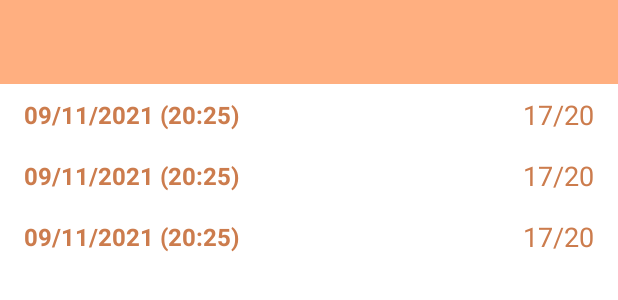
After one commit to mayada1994/MyDictionary, an Android app: the layout fragment_statistics.xml on its own in the app's theme, with its tools: preview values and no code run, on a phone screen of 412 x 824 dp. The commit adds this screen. Shown: the top 300 px of the screen. Run offline under Robolectric (Android 15) with nearby library versions, the light colour scheme and no system bars.

Commit message:
Add StatisticsFragment

```diff
--- a/mvc/src/main/java/com/mayada1994/mydictionary/fragments/MainFragment.kt
+++ b/mvc/src/main/java/com/mayada1994/mydictionary/fragments/MainFragment.kt
@@ -60,7 +60,7 @@ class MainFragment : Fragment() {
                     R.id.statistics_menu_item -> {
                         selectedMenuItemId = 3
                         clearFragments()
-//                        setFragmentWithoutAddingToBackStack(StatisticsFragment())
+                        setFragmentWithoutAddingToBackStack(StatisticsFragment())
                     }
                     else -> Timber.e("Unknown menu item")
                 }
--- /dev/null
+++ b/mvc/src/main/res/layout/fragment_statistics.xml
@@ -0,0 +1,42 @@
+<?xml version="1.0" encoding="utf-8"?>
+<androidx.constraintlayout.widget.ConstraintLayout xmlns:android="http://schemas.android.com/apk/res/android"
+    xmlns:tools="http://schemas.android.com/tools"
+    android:layout_width="match_parent"
+    android:layout_height="match_parent"
+    xmlns:app="http://schemas.android.com/apk/res-auto"
+    tools:context=".fragments.StatisticsFragment">
+
+    <include
+        android:id="@+id/toolbar"
+        layout="@layout/layout_toolbar"
+        app:layout_constraintEnd_toEndOf="parent"
+        app:layout_constraintStart_toStartOf="parent"
+        app:layout_constraintTop_toTopOf="parent" />
+
+    <androidx.recyclerview.widget.RecyclerView
+        android:id="@+id/statsRecyclerView"
+        android:layout_width="0dp"
+        android:layout_height="0dp"
+        app:layoutManager="androidx.recyclerview.widget.LinearLayoutManager"
+        app:layout_constraintBottom_toBottomOf="parent"
+        app:layout_constraintEnd_toEndOf="parent"
+        app:layout_constraintStart_toStartOf="parent"
+        tools:listitem="@layout/item_stats"
+        app:layout_constraintTop_toBottomOf="@id/toolbar" />
+
+    <androidx.appcompat.widget.AppCompatTextView
+        android:id="@+id/txtPlaceholder"
+        android:layout_width="0dp"
+        android:layout_height="0dp"
+        android:layout_margin="@dimen/standard_margin"
+        android:gravity="center"
+        android:text="@string/stats_placeholder_message"
+        android:textColor="@color/raw_sienna"
+        android:textSize="36sp"
+        android:visibility="gone"
+        app:layout_constraintBottom_toBottomOf="parent"
+        app:layout_constraintEnd_toEndOf="parent"
+        app:layout_constraintStart_toStartOf="parent"
+        app:layout_constraintTop_toBottomOf="@id/toolbar" />
+
+</androidx.constraintlayout.widget.ConstraintLayout>
--- /dev/null
+++ b/mvc/src/main/res/layout/item_stats.xml
@@ -0,0 +1,36 @@
+<?xml version="1.0" encoding="utf-8"?>
+<androidx.constraintlayout.widget.ConstraintLayout xmlns:android="http://schemas.android.com/apk/res/android"
+    xmlns:app="http://schemas.android.com/apk/res-auto"
+    xmlns:tools="http://schemas.android.com/tools"
+    android:layout_width="match_parent"
+    android:layout_height="wrap_content"
+    android:paddingVertical="@dimen/small_margin">
+
+    <androidx.appcompat.widget.AppCompatTextView
+        android:id="@+id/txtDate"
+        android:layout_width="wrap_content"
+        android:layout_height="match_parent"
+        android:layout_marginStart="@dimen/standard_margin"
+        android:textColor="@color/raw_sienna"
+        android:textSize="16sp"
+        android:textStyle="bold"
+        app:layout_constraintBottom_toBottomOf="parent"
+        app:layout_constraintStart_toStartOf="parent"
+        app:layout_constraintTop_toTopOf="parent"
+        tools:text="09/11/2021 (20:25)" />
+
+    <androidx.appcompat.widget.AppCompatTextView
+        android:id="@+id/txtResult"
+        android:layout_width="0dp"
+        android:layout_height="match_parent"
+        android:layout_marginEnd="@dimen/standard_margin"
+        android:gravity="end"
+        android:textColor="@color/raw_sienna"
+        android:textSize="18sp"
+        app:layout_constraintBottom_toBottomOf="@id/txtDate"
+        app:layout_constraintEnd_toEndOf="parent"
+        app:layout_constraintStart_toEndOf="@id/txtDate"
+        app:layout_constraintTop_toTopOf="@id/txtDate"
+        tools:text="17/20" />
+
+</androidx.constraintlayout.widget.ConstraintLayout>
--- a/mvc/src/main/res/values/strings.xml
+++ b/mvc/src/main/res/values/strings.xml
@@ -34,4 +34,5 @@
     <string name="delete_word_prompt">Видалити обране слово зі словника?</string>
     <string name="delete">Видалити</string>
     <string name="your_result">Ваш результат</string>
+    <string name="stats_placeholder_message">Статистика пуста. Будь ласка, пройдіть тест для її поповнення.</string>
 </resources>
```
Also changed, not shown: mvc/src/main/java/com/mayada1994/mydictionary/adapters/StatisticsAdapter.kt (added, +44 -0 lines), mvc/src/main/java/com/mayada1994/mydictionary/fragments/StatisticsFragment.kt (added, +110 -0 lines).
